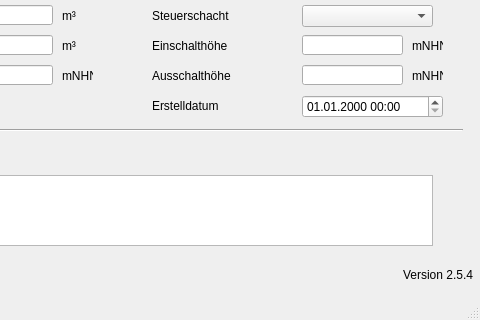
Old version of the form qkan/forms/qkan_pumpen.ui in the repository hoettges/QKan; both pictures show x 168 to 648 and y 125 to 445 of the 648 by 445 pixel window.
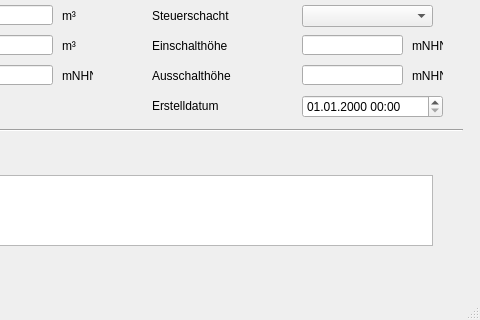
New version of the form. Custom widgets are drawn as their Qt base class.

```diff
--- a/qkan/forms/qkan_pumpen.ui
+++ b/qkan/forms/qkan_pumpen.ui
@@ -329,25 +329,6 @@
      </rect>
     </property>
    </widget>
-   <widget class="QLabel" name="lb_version">
-    <property name="geometry">
-     <rect>
-      <x>570</x>
-      <y>390</y>
-      <width>71</width>
-      <height>20</height>
-     </rect>
-    </property>
-    <property name="toolTip">
-     <string>Version QKan Import</string>
-    </property>
-    <property name="text">
-     <string>Version 2.5.4</string>
-    </property>
-    <property name="alignment">
-     <set>Qt::AlignRight|Qt::AlignTrailing|Qt::AlignVCenter</set>
-    </property>
-   </widget>
    <widget class="QgsDateTimeEdit" name="createdat">
     <property name="geometry">
      <rect>
```
